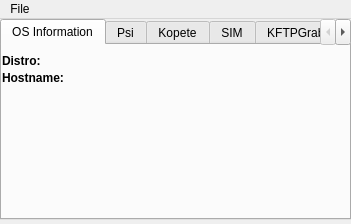
This is mainwindow.ui in CryptoManiac/pswdrec as Qt 5 draws it before an edit. The edited form follows.
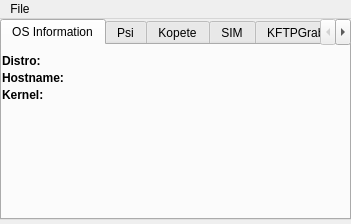
This is the edited form. Icons and pictures are not drawn.

Commit message: - Adding information about kernel - Try to add About window

Patch:
```diff
--- a/mainwindow.ui
+++ b/mainwindow.ui
@@ -119,6 +119,38 @@
        <string/>
       </property>
      </widget>
+     <widget class="QLabel" name="label_5">
+      <property name="geometry">
+       <rect>
+        <x>0</x>
+        <y>42</y>
+        <width>52</width>
+        <height>15</height>
+       </rect>
+      </property>
+      <property name="font">
+       <font>
+        <weight>75</weight>
+        <bold>true</bold>
+       </font>
+      </property>
+      <property name="text">
+       <string>Kernel:</string>
+      </property>
+     </widget>
+     <widget class="QLabel" name="label_6">
+      <property name="geometry">
+       <rect>
+        <x>50</x>
+        <y>42</y>
+        <width>281</width>
+        <height>16</height>
+       </rect>
+      </property>
+      <property name="text">
+       <string/>
+      </property>
+     </widget>
     </widget>
     <widget class="QWidget" name="tab_2">
      <attribute name="title">
```
The commit also changes 4 other files.
